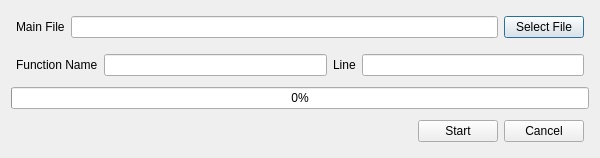
igorJarek/SourceCodeAnalyzer, file analyzer/ui/AnalyzeWindow.ui: the form before one commit.
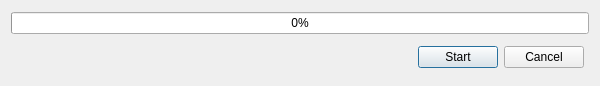
The form after the commit.

Commit message: analyzer: replace Start Analyze menu function to Create View

Patch:
```diff
--- a/analyzer/ui/AnalyzeWindow.ui
+++ b/analyzer/ui/AnalyzeWindow.ui
@@ -7,82 +7,13 @@
     <x>0</x>
     <y>0</y>
     <width>600</width>
-    <height>153</height>
+    <height>86</height>
    </rect>
   </property>
   <property name="windowTitle">
    <string>Dialog</string>
   </property>
   <layout class="QVBoxLayout" name="verticalLayout">
-   <item>
-    <layout class="QHBoxLayout" name="horizontalLayout_6">
-     <property name="leftMargin">
-      <number>5</number>
-     </property>
-     <property name="topMargin">
-      <number>5</number>
-     </property>
-     <property name="rightMargin">
-      <number>5</number>
-     </property>
-     <property name="bottomMargin">
-      <number>5</number>
-     </property>
-     <item>
-      <widget class="QLabel" name="label_3">
-       <property name="text">
-        <string>Main File</string>
-       </property>
-      </widget>
-     </item>
-     <item>
-      <widget class="QLineEdit" name="mainFilePath"/>
-     </item>
-     <item>
-      <widget class="QPushButton" name="mainFileButton">
-       <property name="text">
-        <string>Select File</string>
-       </property>
-      </widget>
-     </item>
-    </layout>
-   </item>
-   <item>
-    <layout class="QHBoxLayout" name="horizontalLayout_7">
-     <property name="leftMargin">
-      <number>5</number>
-     </property>
-     <property name="topMargin">
-      <number>5</number>
-     </property>
-     <property name="rightMargin">
-      <number>5</number>
-     </property>
-     <property name="bottomMargin">
-      <number>5</number>
-     </property>
-     <item>
-      <widget class="QLabel" name="label_4">
-       <property name="text">
-        <string>Function Name</string>
-       </property>
-      </widget>
-     </item>
-     <item>
-      <widget class="QLineEdit" name="functionName"/>
-     </item>
-     <item>
-      <widget class="QLabel" name="label_5">
-       <property name="text">
-        <string>Line</string>
-       </property>
-      </widget>
-     </item>
-     <item>
-      <widget class="QLineEdit" name="functionLine"/>
-     </item>
-    </layout>
-   </item>
    <item>
     <widget class="QProgressBar" name="progressBar">
      <property name="enabled">
```
The commit also changes 5 other files.
